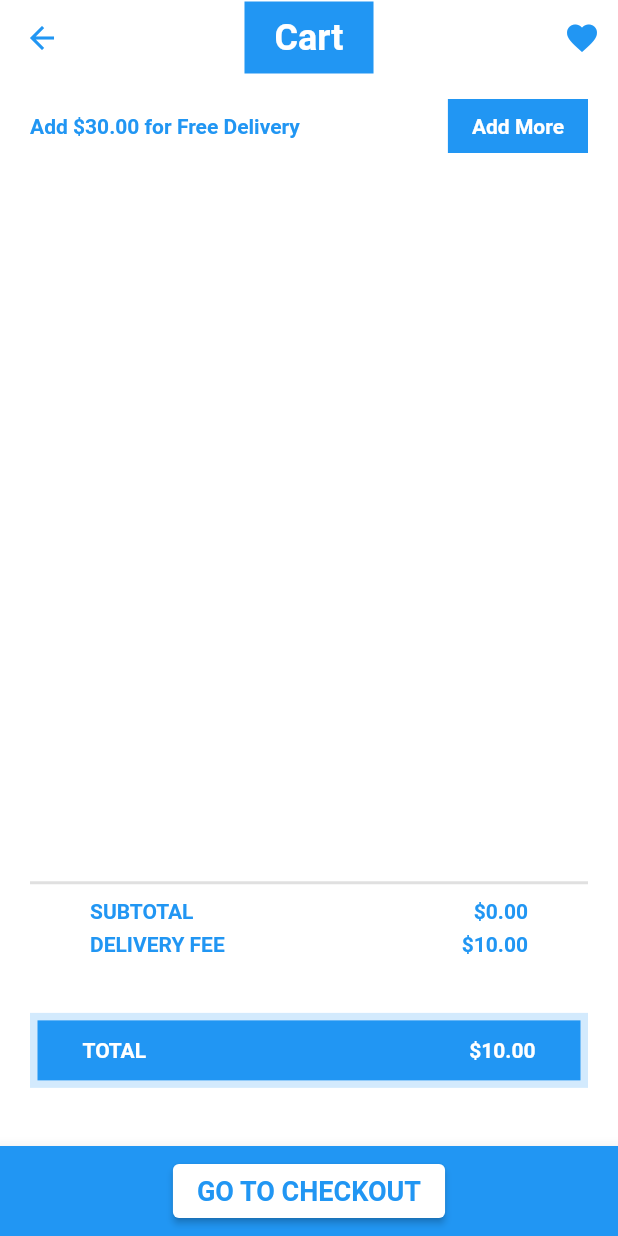
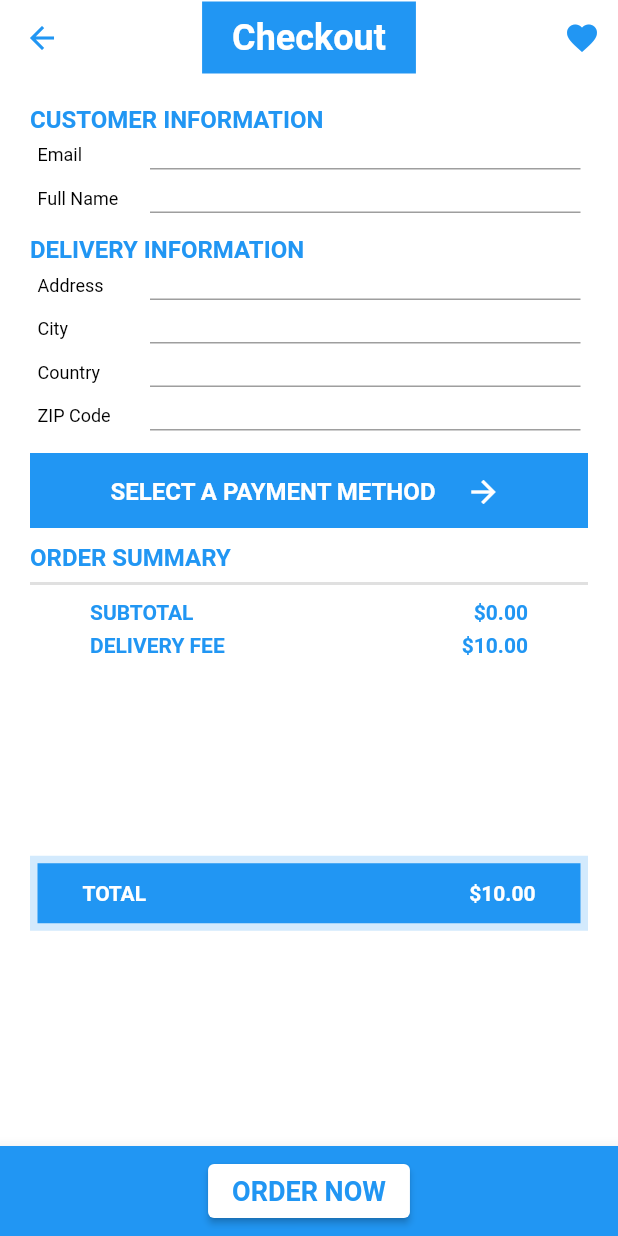
Before and after one commit to StephaneKuma/flutter-ecommerce-app, a Flutter app: the CartPage screen opened by its route, after a tap on "GO TO CHECKOUT", on a phone screen of 412 x 824 dp. Run offline on Flutter 3.47's test engine with Material 2 defaults, Android fonts, the phone set to English and light mode, and no system bars; our stand-ins replace auto_route, carousel_slider, cloud_firestore, equatable, firebase_core, flutter_bloc; accounts and stored records are empty; Roboto replaces fonts that are missing (Avenir).

Commit message:
Checkout page added

```diff
--- a/lib/src/app/router/router.dart
+++ b/lib/src/app/router/router.dart
@@ -14,6 +14,7 @@ part 'router.gr.dart';
   AutoRoute(page: ProductPage),
   AutoRoute(page: WishListPage),
   AutoRoute(page: CartPage),
+  AutoRoute(page: CheckoutPage),
   AutoRoute(page: UserPage),
 ])
 class AppRouter extends _$AppRouter {}
--- a/lib/src/ui/helpers/theme.dart
+++ b/lib/src/ui/helpers/theme.dart
@@ -26,6 +26,12 @@ TextTheme textTheme() => const TextTheme(
         fontFamily: 'Avenir',
         fontWeight: FontWeight.bold,
       ),
+      headline4: TextStyle(
+        color: Colors.blue,
+        fontSize: 16,
+        fontFamily: 'Avenir',
+        fontWeight: FontWeight.bold,
+      ),
       headline5: TextStyle(
         color: Colors.blue,
         fontSize: 14,
--- a/lib/src/ui/pages/cart_page.dart
+++ b/lib/src/ui/pages/cart_page.dart
@@ -21,7 +21,9 @@ class CartPage extends StatelessWidget {
             children: <Widget>[
               ElevatedButton(
                 style: ElevatedButton.styleFrom(primary: Colors.white),
-                onPressed: () {},
+                onPressed: () {
+                  AutoRouter.of(context).push(const CheckoutRoute());
+                },
                 child: Text(
                   "GO TO CHECKOUT",
                   style: Theme.of(context).textTheme.headline3,
@@ -102,97 +104,9 @@ class CartPage extends StatelessWidget {
                       ],
                     ),
                   ),
-                  Expanded(
+                  const Expanded(
                     flex: 1,
-                    child: Column(
-                      children: <Widget>[
-                        const Divider(thickness: 2.0),
-                        Expanded(
-                          child: Padding(
-                            padding: const EdgeInsets.symmetric(
-                              horizontal: 40.0,
-                              vertical: 3.0,
-                            ),
-                            child: Column(
-                              children: <Widget>[
-                                Row(
-                                  mainAxisAlignment: MainAxisAlignment.spaceBetween,
-                                  children: <Widget>[
-                                    Text(
-                                      'SUBTOTAL',
-                                      style: Theme.of(context).textTheme.headline5,
-                                    ),
-                                    Text(
-                                      '\$${state.cart.subTotalString}',
-                                      style: Theme.of(context).textTheme.headline5,
-                                    ),
-                                  ],
-                                ),
-                                const SizedBox(height: 6.0),
-                                Row(
-                                  mainAxisAlignment: MainAxisAlignment.spaceBetween,
-                                  children: <Widget>[
-                                    Text(
-                                      'DELIVERY FEE',
-                                      style: Theme.of(context).textTheme.headline5,
-                                    ),
-                                    Text(
-                                      '\$${state.cart.deliveryFeeString}',
-                                      style: Theme.of(context).textTheme.headline5,
-                                    ),
-                                  ],
-                                ),
-                              ],
-                            ),
-                          ),
-                        ),
-                        Expanded(
-                          child: Stack(
-                            children: <Widget>[
-                              Container(
-                                width: MediaQuery.of(context).size.width,
-                                height: 50.0,
-                                decoration: BoxDecoration(
-                                  color: Colors.blue.withAlpha(50),
-                                ),
-                              ),
-                              Container(
-                                width: MediaQuery.of(context).size.width,
-                                height: 40.0,
-                                margin: const EdgeInsets.all(5.0),
-                                decoration: const BoxDecoration(
-                                  color: Colors.blue,
-                                ),
-                                child: Padding(
-                                  padding:
-                                      const EdgeInsets.symmetric(horizontal: 30.0),
-                                  child: Row(
-                                    mainAxisAlignment:
-                                        MainAxisAlignment.spaceBetween,
-                                    children: <Widget>[
-                                      Text(
-                                        'TOTAL',
-                                        style: Theme.of(context)
-                                            .textTheme
-                                            .headline5!
-                                            .copyWith(color: Colors.white),
-                                      ),
-                                      Text(
-                                        '\$${state.cart.totalString}',
-                                        style: Theme.of(context)
-                                            .textTheme
-                                            .headline5!
-                                            .copyWith(color: Colors.white),
-                                      ),
-                                    ],
-                                  ),
-                                ),
-                              ),
-                            ],
-                          ),
-                        ),
-                      ],
-                    ),
+                    child: OrderSummary(),
                   ),
                 ],
               ),
--- /dev/null
+++ b/lib/src/ui/pages/checkout_page.dart
@@ -0,0 +1,122 @@
+import 'package:ecommerce/src/ui/widgets/widgets.dart';
+import 'package:flutter/material.dart';
+
+class CheckoutPage extends StatelessWidget {
+  const CheckoutPage({Key? key}) : super(key: key);
+
+  @override
+  Widget build(BuildContext context) {
+    return Scaffold(
+      resizeToAvoidBottomInset: false,
+      appBar: const CustomAppBar(title: 'Checkout'),
+      bottomNavigationBar: BottomAppBar(
+        color: Colors.blue,
+        child: SizedBox(
+          height: 60.0,
+          child: Row(
+            mainAxisAlignment: MainAxisAlignment.spaceEvenly,
+            children: <Widget>[
+              ElevatedButton(
+                style: ElevatedButton.styleFrom(primary: Colors.white),
+                onPressed: () {},
+                child: Text(
+                  "ORDER NOW",
+                  style: Theme.of(context).textTheme.headline3,
+                ),
+              ),
+            ],
+          ),
+        ),
+      ),
+      body: Padding(
+        padding: const EdgeInsets.all(20.0),
+        child: Column(
+          mainAxisAlignment: MainAxisAlignment.spaceBetween,
+          crossAxisAlignment: CrossAxisAlignment.start,
+          children: <Widget>[
+            Text(
+              'CUSTOMER INFORMATION',
+              style: Theme.of(context).textTheme.headline4,
+            ),
+            CustomTextFormField(
+              title: 'Email',
+              onChanged: (value) {},
+            ),
+            CustomTextFormField(
+              title: 'Full Name',
+              onChanged: (value) {},
+            ),
+            const SizedBox(height: 10),
+            Text(
+              'DELIVERY INFORMATION',
+              style: Theme.of(context).textTheme.headline4,
+            ),
+            CustomTextFormField(
+              title: 'Address',
+              onChanged: (value) {},
+            ),
+            CustomTextFormField(
+              title: 'City',
+              onChanged: (value) {},
+            ),
+            CustomTextFormField(
+              title: 'Country',
+              onChanged: (value) {},
+            ),
+            CustomTextFormField(
+              title: 'ZIP Code',
+              onChanged: (value) {},
+            ),
+            const SizedBox(height: 10),
+            Container(
+              height: 50,
+              alignment: Alignment.bottomCenter,
+              decoration: const BoxDecoration(color: Colors.blue),
+              child: FittedBox(
+                child: Row(
+                  mainAxisAlignment: MainAxisAlignment.spaceAround,
+                  mainAxisSize: MainAxisSize.min,
+                  children: <Widget>[
+                    Center(
+                      child: TextButton(
+                        onPressed: () {
+                          // Navigator.pushNamed(
+                          //   context,
+                          //   '/payment-selection',
+                          // );
+                        },
+                        child: Text(
+                          'SELECT A PAYMENT METHOD',
+                          style: Theme.of(context)
+                              .textTheme
+                              .headline4!
+                              .copyWith(color: Colors.white),
+                        ),
+                      ),
+                    ),
+                    IconButton(
+                      onPressed: () {},
+                      icon: const Icon(
+                        Icons.arrow_forward,
+                        color: Colors.white,
+                      ),
+                    )
+                  ],
+                ),
+              ),
+            ),
+            const SizedBox(height: 10),
+            Text(
+              'ORDER SUMMARY',
+              style: Theme.of(context).textTheme.headline4,
+            ),
+            const Expanded(
+              flex: 1,
+              child: OrderSummary(),
+            ),
+          ],
+        ),
+      ),
+    );
+  }
+}
--- a/lib/src/ui/pages/home_page.dart
+++ b/lib/src/ui/pages/home_page.dart
@@ -18,7 +18,11 @@ class HomePage extends StatelessWidget {
           children: <Widget>[
             BlocBuilder<CategoryBloc, CategoryState>(
               builder: (context, state) {
-                if (state is CategoryLoading) {}
+                if (state is CategoryLoading) {
+                  return const Center(
+                    child: CircularProgressIndicator.adaptive(),
+                  );
+                }
 
                 if (state is CategoryLoaded) {
                   return CarouselSlider(
--- a/lib/src/ui/pages/pages.dart
+++ b/lib/src/ui/pages/pages.dart
@@ -5,3 +5,4 @@ export 'wish_list_page.dart';
 export 'cart_page.dart';
 export 'user_page.dart';
 export 'splash_page.dart';
+export 'checkout_page.dart';
--- /dev/null
+++ b/lib/src/ui/widgets/custom_text_form_field.dart
@@ -0,0 +1,42 @@
+import 'package:flutter/material.dart';
+
+class CustomTextFormField extends StatelessWidget {
+  const CustomTextFormField({
+    Key? key,
+    required this.title,
+    this.onChanged,
+  }) : super(key: key);
+
+  final String title;
+  final Function(String)? onChanged;
+
+  @override
+  Widget build(BuildContext context) {
+    return Padding(
+      padding: const EdgeInsets.all(5.0),
+      child: Row(
+        children: [
+          SizedBox(
+            width: 75,
+            child: Text(
+              title,
+              style: Theme.of(context).textTheme.bodyText1,
+            ),
+          ),
+          Expanded(
+            child: TextFormField(
+              onChanged: onChanged,
+              decoration: const InputDecoration(
+                isDense: true,
+                contentPadding: EdgeInsets.only(left: 10),
+                focusedBorder: UnderlineInputBorder(
+                  borderSide: BorderSide(color: Colors.black),
+                ),
+              ),
+            ),
+          ),
+        ],
+      ),
+    );
+  }
+}
--- /dev/null
+++ b/lib/src/ui/widgets/order_summary.dart
@@ -0,0 +1,108 @@
+import 'package:ecommerce/src/services/blocs/cart/cart_bloc.dart';
+import 'package:flutter/material.dart';
+import 'package:flutter_bloc/flutter_bloc.dart';
+
+class OrderSummary extends StatelessWidget {
+  const OrderSummary({
+    Key? key,
+  }) : super(key: key);
+
+  @override
+  Widget build(BuildContext context) {
+    return BlocBuilder<CartBloc, CartState>(
+      builder: (context, state) {
+        if (state is CartLoaded) {
+          return Column(
+            children: <Widget>[
+              const Divider(thickness: 2.0),
+              Expanded(
+                child: Padding(
+                  padding: const EdgeInsets.symmetric(
+                    horizontal: 40.0,
+                    vertical: 3.0,
+                  ),
+                  child: Column(
+                    children: <Widget>[
+                      Row(
+                        mainAxisAlignment: MainAxisAlignment.spaceBetween,
+                        children: <Widget>[
+                          Text(
+                            'SUBTOTAL',
+                            style: Theme.of(context).textTheme.headline5,
+                          ),
+                          Text(
+                            '\$${state.cart.subTotalString}',
+                            style: Theme.of(context).textTheme.headline5,
+                          ),
+                        ],
+                      ),
+                      const SizedBox(height: 6.0),
+                      Row(
+                        mainAxisAlignment: MainAxisAlignment.spaceBetween,
+                        children: <Widget>[
+                          Text(
+                            'DELIVERY FEE',
+                            style: Theme.of(context).textTheme.headline5,
+                          ),
+                          Text(
+                            '\$${state.cart.deliveryFeeString}',
+                            style: Theme.of(context).textTheme.headline5,
+                          ),
+                        ],
+                      ),
+                    ],
+                  ),
+                ),
+              ),
+              Expanded(
+                child: Stack(
+                  children: <Widget>[
+                    Container(
+                      width: MediaQuery.of(context).size.width,
+                      height: 50.0,
+                      decoration: BoxDecoration(
+                        color: Colors.blue.withAlpha(50),
+                      ),
+                    ),
+                    Container(
+                      width: MediaQuery.of(context).size.width,
+                      height: 40.0,
+                      margin: const EdgeInsets.all(5.0),
+                      decoration: const BoxDecoration(
+                        color: Colors.blue,
+                      ),
+                      child: Padding(
+                        padding: const EdgeInsets.symmetric(horizontal: 30.0),
+                        child: Row(
+                          mainAxisAlignment: MainAxisAlignment.spaceBetween,
+                          children: <Widget>[
+                            Text(
+                              'TOTAL',
+                              style: Theme.of(context)
+                                  .textTheme
+                                  .headline5!
+                                  .copyWith(color: Colors.white),
+                            ),
+                            Text(
+                              '\$${state.cart.totalString}',
+                              style: Theme.of(context)
+                                  .textTheme
+                                  .headline5!
+                                  .copyWith(color: Colors.white),
+                            ),
+                          ],
+                        ),
+                      ),
+                    ),
+                  ],
+                ),
+              ),
+            ],
+          );
+        } else {
+          return const Center(child: Text('Something went wrong'));
+        }
+      },
+    );
+  }
+}
--- a/lib/src/ui/widgets/widgets.dart
+++ b/lib/src/ui/widgets/widgets.dart
@@ -5,3 +5,5 @@ export 'section_title.dart';
 export 'product_card.dart';
 export 'product_carousel.dart';
 export 'cart_product_card.dart';
+export 'custom_text_form_field.dart';
+export 'order_summary.dart';
```
Also changed, not shown: lib/src/app/router/router.gr.dart.
